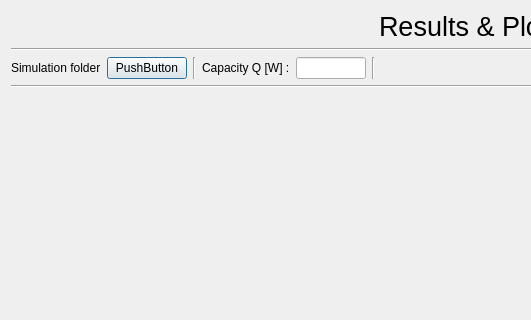
This is designResultsDialog.ui in emiledecosterd/BoilingOnTubeBundles as Qt 5 draws it before an edit; both pictures show x 0 to 531 and y 0 to 320 of the 941 by 741 pixel window. The edited form follows.
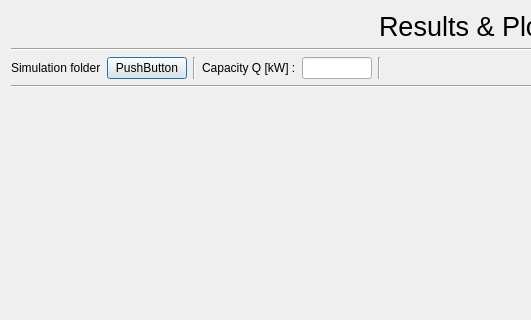
This is the edited form.

Diff of the .ui file:
```diff
--- a/designResultsDialog.ui
+++ b/designResultsDialog.ui
@@ -70,7 +70,7 @@
        <item>
         <widget class="QLabel" name="label_3">
          <property name="text">
-          <string>Capacity Q [W] :</string>
+          <string>Capacity Q [kW] :</string>
          </property>
         </widget>
        </item>
```
